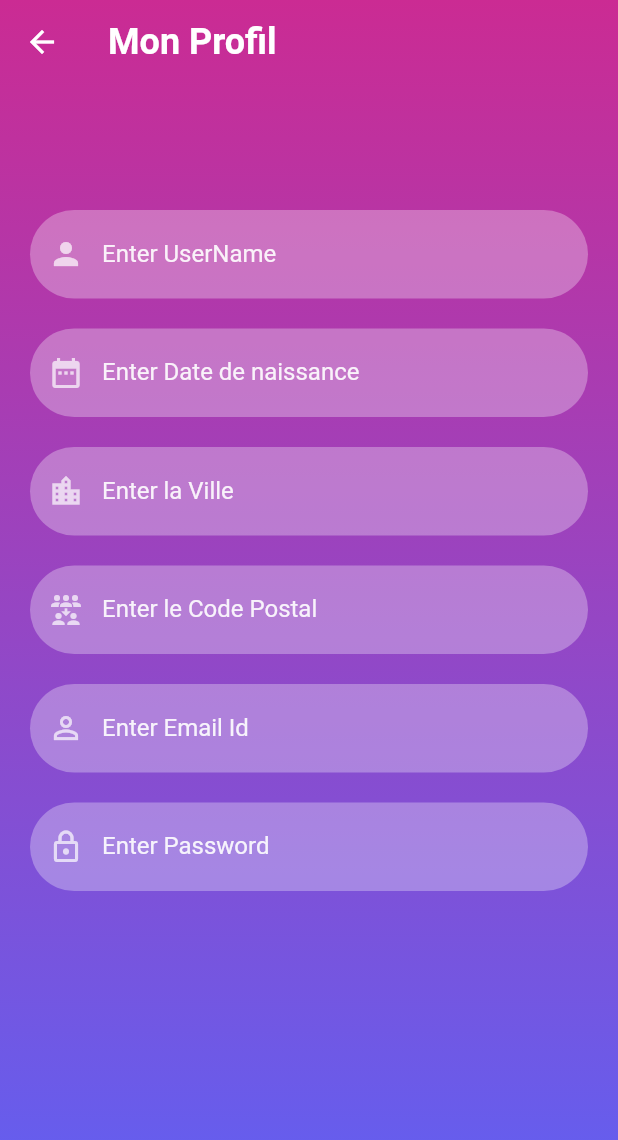
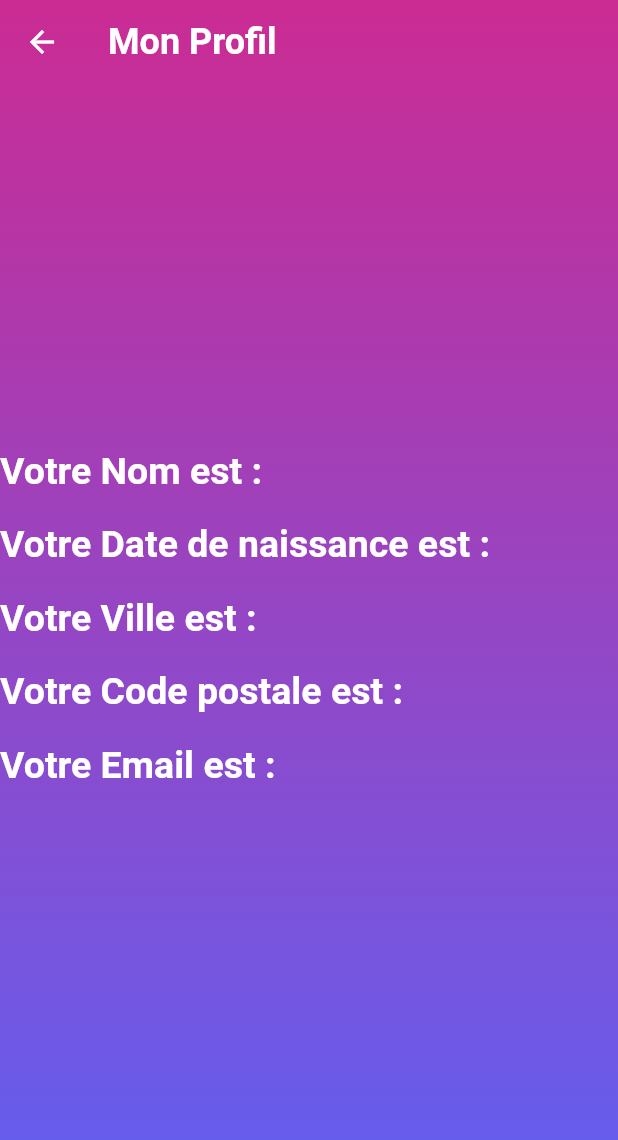
Before and after one commit to BOUHANIB/Miaged, a Flutter app: the ProfilPage screen opened by its route, on a phone screen of 412 x 824 dp. Shown: the top 1140 px of the screen. Run offline on Flutter 3.47's test engine with Material 2 defaults, Android fonts, the phone set to English and light mode, and no system bars; our stand-ins replace cloud_firestore, firebase_auth, firebase_core; missing offline and left inert: multiselect; accounts and stored records are empty.

Commit message:
Second commit

```diff
--- a/lib/main.dart
+++ b/lib/main.dart
@@ -7,6 +7,8 @@ import 'package:othmane_bouhanib/screens/profil.dart';
 import 'package:othmane_bouhanib/screens/chercher.dart';
 import 'package:othmane_bouhanib/screens/signup_screen.dart';
 import 'package:othmane_bouhanib/screens/panier.dart';
+
+import 'add_vetement_page.dart';
 
 void main() async {
   WidgetsFlutterBinding.ensureInitialized();
@@ -37,7 +39,7 @@ class MyApp extends StatelessWidget {
       theme: ThemeData(
         primarySwatch: Colors.blue,
       ),
-      home: const HomeScreen(),
+      home: const SignInScreen(),
     );
   }
 }
--- a/lib/screens/profil.dart
+++ b/lib/screens/profil.dart
@@ -4,23 +4,49 @@ import 'package:othmane_bouhanib/reusable_widgets/reusable_widget.dart';
 import 'package:othmane_bouhanib/screens/home_screen.dart';
 import 'package:othmane_bouhanib/utils/color_utils.dart';
 import 'package:flutter/material.dart';
+import 'package:othmane_bouhanib/screens/signup_screen.dart';
 
 class ProfilPage extends StatefulWidget {
   const ProfilPage({Key? key}) : super(key: key);
-
   @override
   _ProfilPageState createState() => _ProfilPageState();
 }
 
+class _ProfilPageState extends State<ProfilPage> {
 
+  String? name = '';
+  String? email = '';
+  String? age = '';
+  String? code = '';
+  String? ville = '';
 
-class _ProfilPageState extends State<ProfilPage> {
-  TextEditingController _passwordTextController = TextEditingController();
-  TextEditingController _emailTextController = TextEditingController();
-  TextEditingController _userNameTextController = TextEditingController();
-  TextEditingController _dateNaissanceTextController = TextEditingController();
-  TextEditingController _villeTextController = TextEditingController();
-  TextEditingController _codePostalTextController = TextEditingController();
+  Future _getDataFromDatabase() async
+  {
+    await FirebaseFirestore.instance.collection('Users')
+        .doc(FirebaseAuth.instance.currentUser!.uid)
+        .get()
+        .then((snapshot) async
+    {
+      if(snapshot.exists)
+      {
+        setState(() {
+          name = snapshot.data()!["nom"];
+          age = snapshot.data()!["age"];
+          code = snapshot.data()!["code_postal"];
+          ville = snapshot.data()!["ville"];
+          email = snapshot.data()!["email"];
+        });
+      }
+    });
+  }
+
+  @override
+  void initState() {
+    // TODO: implement initState
+    super.initState();
+    _getDataFromDatabase();
+  }
+
 
   @override
   Widget build(BuildContext context) {
@@ -35,55 +61,102 @@ class _ProfilPageState extends State<ProfilPage> {
         ),
       ),
       body: Container(
-          width: MediaQuery.of(context).size.width,
-          height: MediaQuery.of(context).size.height,
           decoration: BoxDecoration(
               gradient: LinearGradient(colors: [
             hexStringToColor("CB2B93"),
             hexStringToColor("9546C4"),
             hexStringToColor("5E61F4")
-              ], begin: Alignment.topCenter, end: Alignment.bottomCenter)),
-          child: SingleChildScrollView(
-              child: Padding(
-                padding: EdgeInsets.fromLTRB(20, 120, 20, 0),
+          ],begin: Alignment.topCenter, end: Alignment.bottomCenter)
+          ),
           child: Column(
-                  children: <Widget>[
+            crossAxisAlignment: CrossAxisAlignment.center,
+            mainAxisAlignment: MainAxisAlignment.center,
+            children: [
+              Row(
+                crossAxisAlignment: CrossAxisAlignment.start,
+                mainAxisAlignment: MainAxisAlignment.start,
+                children: [
+                  Text(
+                    'Votre Nom est :' + name!,
+                    style : const TextStyle(
+                      fontSize: 25.0,
+                      fontWeight: FontWeight.bold,
+                      color: Colors.white,
+                    ),
+                  ),
+                ],
+              ),
               const SizedBox(
                 height: 20,
               ),
-                    reusableTextField("Enter UserName", Icons.person, false,
-                        _userNameTextController),
+              Row(
+                crossAxisAlignment: CrossAxisAlignment.start,
+                mainAxisAlignment: MainAxisAlignment.start,
+                children: [
+                  Text(
+                    'Votre Date de naissance est :' + age!,
+                    style : const TextStyle(
+                      fontSize: 25.0,
+                      fontWeight: FontWeight.bold,
+                      color: Colors.white,
+                    ),
+                  ),
+                ],
+              ),
               const SizedBox(
                 height: 20,
               ),
-                    reusableTextField("Enter Date de naissance", Icons.date_range, false,
-                        _dateNaissanceTextController),
+              Row(
+                crossAxisAlignment: CrossAxisAlignment.start,
+                mainAxisAlignment: MainAxisAlignment.start,
+                children: [
+                  Text(
+                    'Votre Ville est :' + ville!,
+                    style : const TextStyle(
+                      fontSize: 25.0,
+                      fontWeight: FontWeight.bold,
+                      color: Colors.white,
+                    ),
+                  ),
+                ],
+              ),
               const SizedBox(
                 height: 20,
               ),
-                    reusableTextField("Enter la Ville", Icons.location_city_outlined, false,
-                        _villeTextController),
+              Row(
+                crossAxisAlignment: CrossAxisAlignment.start,
+                mainAxisAlignment: MainAxisAlignment.start,
+                children: [
+                  Text(
+                    'Votre Code postale est :' + code!,
+                    style : const TextStyle(
+                      fontSize: 25.0,
+                      fontWeight: FontWeight.bold,
+                      color: Colors.white,
+                    ),
+                  ),
+                ],
+              ),
               const SizedBox(
                 height: 20,
               ),
-                    reusableTextField("Enter le Code Postal", Icons.reduce_capacity_outlined, false,
-                        _codePostalTextController),
-                    const SizedBox(
-                      height: 20,
+              Row(
+                crossAxisAlignment: CrossAxisAlignment.start,
+                mainAxisAlignment: MainAxisAlignment.start,
+                children: [
+                  Text(
+                    'Votre Email est :' + email!,
+                    style : const TextStyle(
+                      fontSize: 25.0,
+                      fontWeight: FontWeight.bold,
+                      color: Colors.white,
                     ),
-                    reusableTextField("Enter Email Id", Icons.person_outline, false,
-                        _emailTextController),
-                    const SizedBox(
-                      height: 20,
-                    ),
-                    reusableTextField("Enter Password", Icons.lock_outlined, true,
-                        _passwordTextController),
-                    const SizedBox(
-                      height: 20,
                   ),
                 ],
               ),
-              ))),
+            ],
+          ),
+      ),
     );
   }
 }
--- a/lib/screens/signin_screen.dart
+++ b/lib/screens/signin_screen.dart
@@ -10,6 +10,8 @@ class SignInScreen extends StatefulWidget {
   @override
   _SignInScreenState createState() => _SignInScreenState();
 }
+
+
 
 class _SignInScreenState extends State<SignInScreen> {
   TextEditingController _passwordTextController = TextEditingController();
@@ -61,7 +63,7 @@ class _SignInScreenState extends State<SignInScreen> {
                 {
                   FirebaseAuth.instance.signInWithEmailAndPassword(
                       email: _emailTextController.text,
-                      password: _passwordTextController.text
+                      password: _passwordTextController.text,
                   ).then((value) {
                     Navigator.push(context,
                     MaterialPageRoute(builder: (context) => HomeScreen()));
--- a/pubspec.yaml
+++ b/pubspec.yaml
@@ -40,6 +40,7 @@ dependencies:
   firebase_auth: ^4.2.3
   cloud_firestore: ^4.3.0
   multiselect: ^0.0.7
+  get: ^4.6.5
 
 dev_dependencies:
   flutter_test:
```
Also changed, not shown: lib/add_vetement_page.dart (+30 -105 lines), lib/screens/signup_screen.dart (+19 -14 lines), pubspec.lock, 2 other files. Lines whose indentation alone changed are shown as unchanged.
